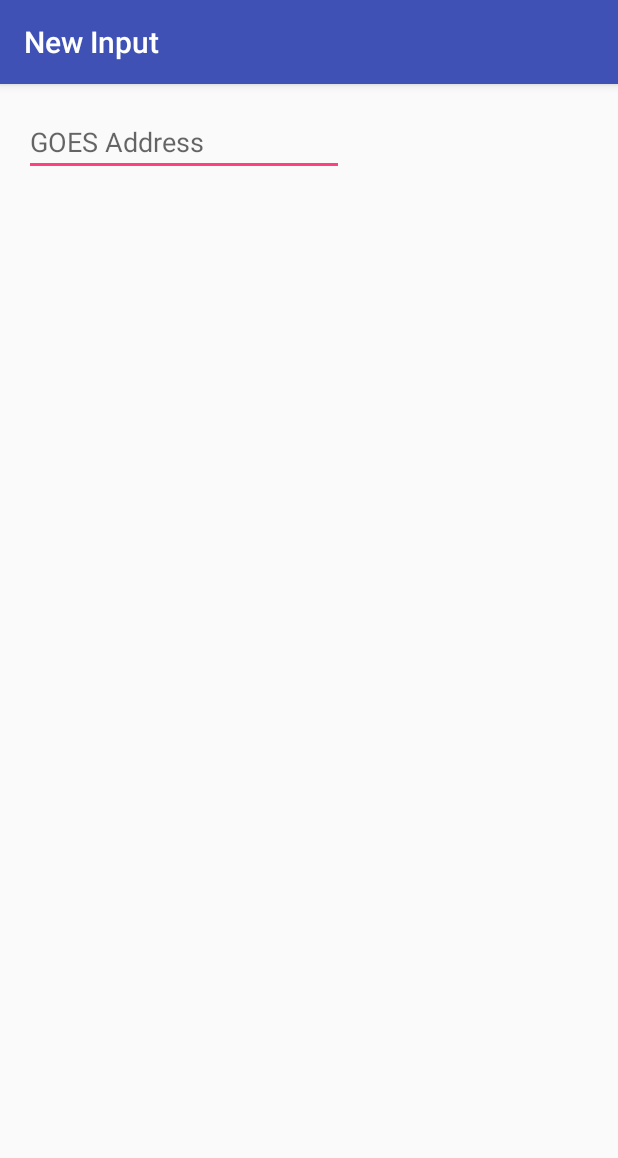
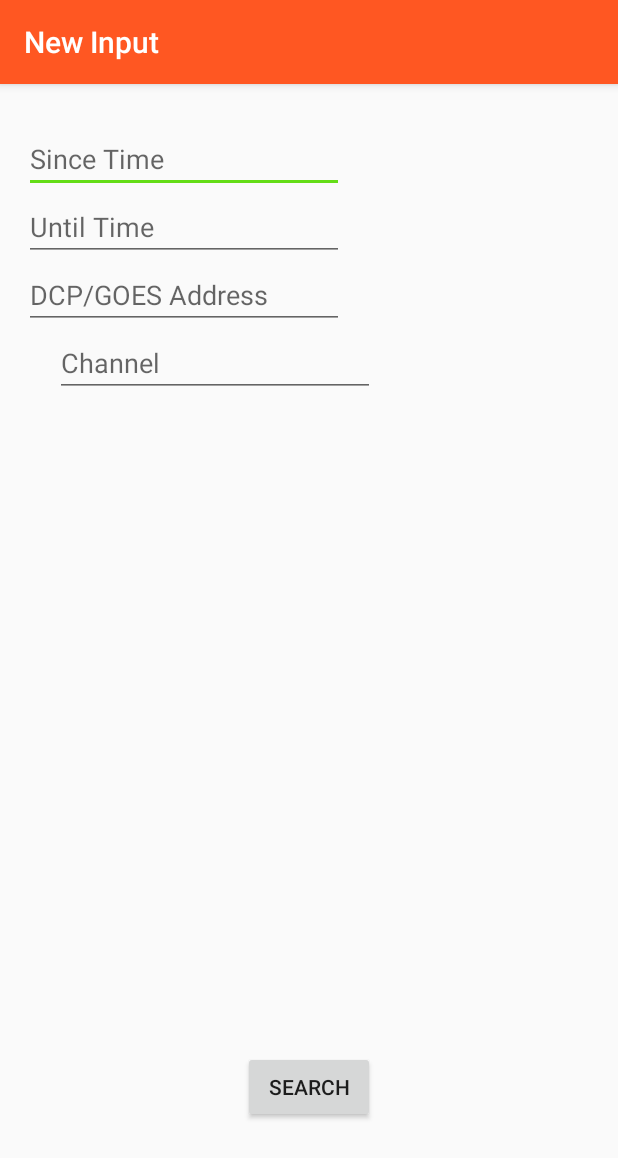
Before and after one commit to Nelson-Brady/ScraperMain246, an Android app: the inputcode screen opened directly, with no data from a screen before it, on a phone screen of 412 x 824 dp. Shown: the top 1158 px of the screen. Run offline under Robolectric (Android 15) with nearby library versions, the phone set to English and light mode, and no system bars.

Commit message:
Merge branch 'master' of https://github.com/Nelson-Brady/ScraperMain246
# Conflicts:
#	app/src/main/java/com/brady/scrapermain/MainActivity.java

```diff
--- a/app/src/main/AndroidManifest.xml
+++ b/app/src/main/AndroidManifest.xml
@@ -15,7 +15,8 @@
                 <category android:name="android.intent.category.LAUNCHER" />
             </intent-filter>
         </activity>
-        <activity android:name=".inputcode"></activity>
+        <activity android:name=".inputcode" />
+        <activity android:name=".DisplayCode"></activity>
     </application>
 
 </manifest>
--- a/app/src/main/java/com/brady/scrapermain/inputcode.java
+++ b/app/src/main/java/com/brady/scrapermain/inputcode.java
@@ -1,11 +1,20 @@
 package com.brady.scrapermain;
 
+import android.content.Intent;
+import android.os.Parcelable;
 import android.support.v7.app.AppCompatActivity;
 import android.os.Bundle;
 import android.text.InputFilter;
+import android.text.TextUtils;
+import android.view.View;
 import android.widget.EditText;
 
 public class inputcode extends AppCompatActivity {
+
+    private String SinceTime;
+    private String untilTime;
+    private String GeosAddress;
+
 
     @Override
     protected void onCreate(Bundle savedInstanceState) {
@@ -13,9 +22,30 @@ public class inputcode extends AppCompatActivity {
         setContentView(R.layout.activity_inputcode);
         setTitle("New Input");
         // create object editText
-        EditText editText = (EditText) findViewById(R.id.editText);
+        EditText Geos = (EditText) findViewById(R.id.editText);
+
         //This function insures that all characters are uppercase
-        editText.setFilters(new InputFilter[] {new InputFilter.AllCaps()});
+        Geos.setFilters(new InputFilter[] {new InputFilter.AllCaps()});
+    }
+// This function validates the form when search is pressed
 
-    }
+    void checkForm(View view) {
+
+        EditText Since = (EditText) findViewById(R.id.editText3);
+        EditText until = (EditText) findViewById(R.id.editText2);
+        EditText Geos = (EditText) findViewById(R.id.editText);
+
+        SinceTime = Since.getText().toString();
+        untilTime = until.getText().toString();
+        GeosAddress = Geos.getText().toString();
+
+        Intent intent = new Intent(this, DisplayCode.class);
+
+        intent.putExtra("Since", SinceTime);
+        intent.putExtra("until", untilTime);
+        intent.putExtra("geos", GeosAddress);
+
+        startActivity(intent);
+        }
+
 }
--- a/app/src/main/res/layout/activity_inputcode.xml
+++ b/app/src/main/res/layout/activity_inputcode.xml
@@ -15,10 +15,52 @@
         android:layout_width="wrap_content"
         android:layout_height="wrap_content"
         android:inputType="textPersonName"
+        android:hint="@string/Since_Time"
         android:ems="10"
+        android:id="@+id/editText3"
         android:layout_alignParentTop="true"
         android:layout_alignParentStart="true"
+        android:layout_marginTop="11dp" />
+
+    <EditText
+        android:layout_width="wrap_content"
+        android:layout_height="wrap_content"
+        android:inputType="textPersonName"
+        android:hint="@string/Until_Time"
+        android:ems="10"
+        android:id="@+id/editText2"
+        android:layout_below="@+id/editText3"
+        android:layout_alignParentStart="true" />
+
+    <EditText
+        android:layout_width="wrap_content"
+        android:layout_height="wrap_content"
+        android:inputType="textPersonName"
+        android:ems="10"
         android:id="@+id/editText"
-        android:hint="@string/goes_address"/>
+        android:hint="@string/DCP_address"
+        android:layout_below="@+id/editText2"
+        android:layout_alignParentStart="true" />
+
+    <Button
+        android:text="Search"
+        android:layout_width="wrap_content"
+        android:layout_height="wrap_content"
+        android:id="@+id/button"
+        android:layout_alignParentBottom="true"
+        android:layout_centerHorizontal="true"
+        android:layout_marginBottom="59dp"
+        android:onClick="checkForm"/>
+
+    <EditText
+        android:layout_width="wrap_content"
+        android:layout_height="wrap_content"
+        android:inputType="textPersonName"
+        android:hint="@string/channel"
+        android:ems="10"
+        android:layout_below="@+id/editText"
+        android:layout_alignEnd="@+id/button"
+        android:id="@+id/editText5" />
+
 
 </RelativeLayout>
--- a/app/src/main/res/values/colors.xml
+++ b/app/src/main/res/values/colors.xml
@@ -1,6 +1,6 @@
 <?xml version="1.0" encoding="utf-8"?>
 <resources>
-    <color name="colorPrimary">#3F51B5</color>
+    <color name="colorPrimary">#ff5722</color>
     <color name="colorPrimaryDark">#303F9F</color>
-    <color name="colorAccent">#FF4081</color>
+    <color name="colorAccent">#64dd17</color>
 </resources>
--- a/app/src/main/res/values/strings.xml
+++ b/app/src/main/res/values/strings.xml
@@ -1,5 +1,8 @@
 <resources>
     <string name="app_name">ScraperMain</string>
-    <string name="goes_address">GOES Address</string>
+    <string name="DCP_address">DCP/GOES Address</string>
+    <string name="Until_Time">Until Time</string>
+    <string name="Since_Time">Since Time</string>
     <string name="input_activity">New Input</string>
+    <string name="channel">Channel</string>
 </resources>
--- a/build.gradle
+++ b/build.gradle
@@ -6,7 +6,6 @@ buildscript {
     }
     dependencies {
         classpath 'com.android.tools.build:gradle:2.2.3'
-
         // NOTE: Do not place your application dependencies here; they belong
         // in the individual module build.gradle files
     }
```
Also changed, not shown: app/src/main/java/com/brady/scrapermain/DisplayCode.java (added, +27 -0 lines), app/src/main/res/layout/activity_display_code.xml (added, +13 -0 lines).
